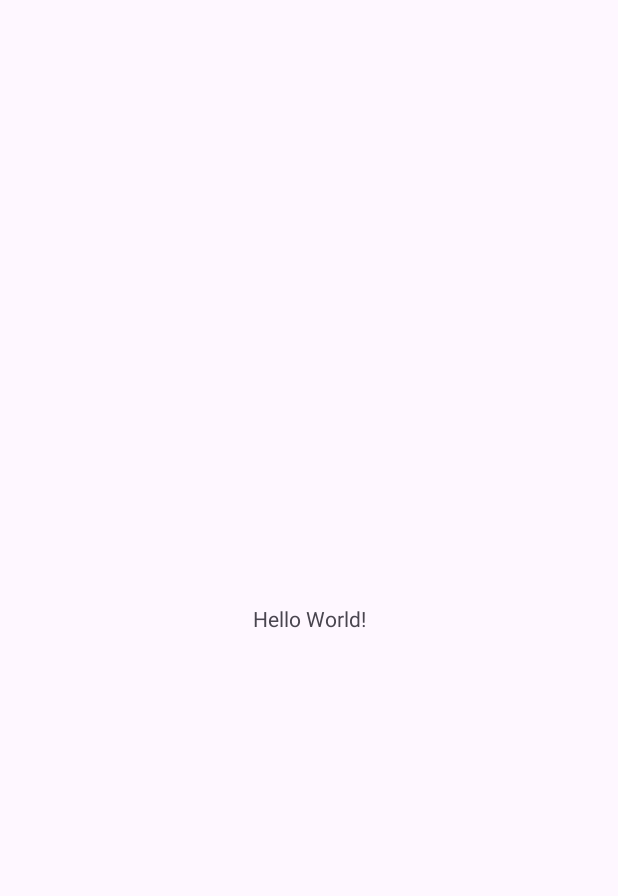
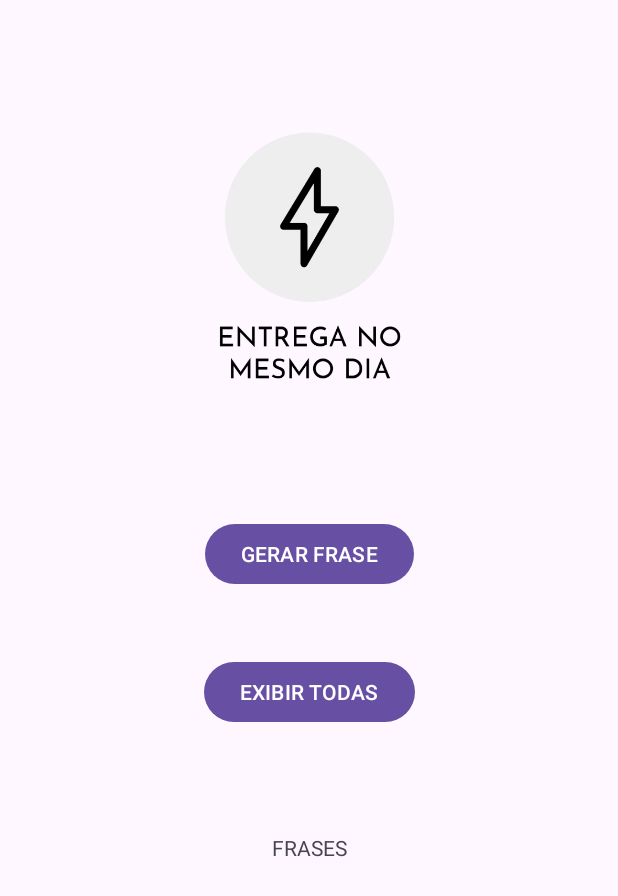
Before and after one commit to MaiconVinicius10/Frase_do_Dia_0.01, an Android app: the screen it shows after launch (MainActivity), on a phone screen of 412 x 824 dp. Before the commit the part shown is almost empty. Shown: the top 896 px of the screen. Run offline under Robolectric (Android 15) with nearby library versions, the phone set to English and light mode, and no system bars.

Commit message:
Desingner Pronto

```diff
--- a/app/src/main/res/layout/activity_main.xml
+++ b/app/src/main/res/layout/activity_main.xml
@@ -6,13 +6,46 @@
     android:layout_height="match_parent"
     tools:context=".MainActivity">
 
-    <TextView
+    <ImageView
+        android:id="@+id/imageView"
+        android:layout_width="218dp"
+        android:layout_height="253dp"
+        android:layout_marginTop="46dp"
+        app:layout_constraintEnd_toEndOf="parent"
+        app:layout_constraintStart_toStartOf="parent"
+        app:layout_constraintTop_toTopOf="parent"
+        app:srcCompat="@drawable/frasedodia" />
+
+    <Button
+        android:id="@+id/btn_gerarFrase"
         android:layout_width="wrap_content"
         android:layout_height="wrap_content"
-        android:text="Hello World!"
-        app:layout_constraintBottom_toBottomOf="parent"
+        android:layout_marginTop="46dp"
+        android:text="GERAR FRASE"
         app:layout_constraintEnd_toEndOf="parent"
+        app:layout_constraintHorizontal_bias="0.5"
         app:layout_constraintStart_toStartOf="parent"
-        app:layout_constraintTop_toTopOf="parent" />
+        app:layout_constraintTop_toBottomOf="@+id/imageView" />
 
+    <Button
+        android:id="@+id/btn_exibirTodasFrases"
+        android:layout_width="wrap_content"
+        android:layout_height="wrap_content"
+        android:layout_marginTop="44dp"
+        android:text="EXIBIR TODAS"
+        app:layout_constraintEnd_toEndOf="parent"
+        app:layout_constraintHorizontal_bias="0.5"
+        app:layout_constraintStart_toStartOf="parent"
+        app:layout_constraintTop_toBottomOf="@+id/btn_gerarFrase" />
+
+    <TextView
+        android:id="@+id/text_Resultado"
+        android:layout_width="wrap_content"
+        android:layout_height="wrap_content"
+        android:layout_marginTop="70dp"
+        android:text="FRASES"
+        app:layout_constraintEnd_toEndOf="parent"
+        app:layout_constraintHorizontal_bias="0.5"
+        app:layout_constraintStart_toStartOf="parent"
+        app:layout_constraintTop_toBottomOf="@+id/btn_exibirTodasFrases" />
 </androidx.constraintlayout.widget.ConstraintLayout>
```
Also changed, not shown: app/src/main/res/drawable/frasedodia.jpeg (added).
